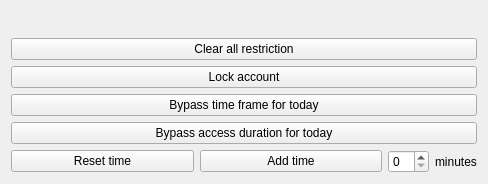
Above: src/kcm/ui/grant.ui from simgunz/timekpr before the change. Below: the same form after it.
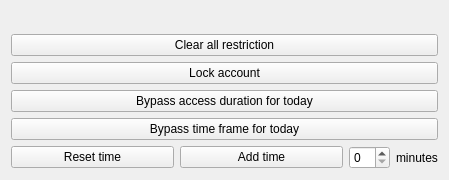
That is the form after the change.

Diff of the .ui file:
```diff
--- a/src/kcm/ui/grant.ui
+++ b/src/kcm/ui/grant.ui
@@ -6,8 +6,8 @@
    <rect>
     <x>0</x>
     <y>0</y>
-    <width>488</width>
-    <height>184</height>
+    <width>449</width>
+    <height>180</height>
    </rect>
   </property>
   <property name="windowTitle">
@@ -45,16 +45,6 @@
     </widget>
    </item>
    <item row="3" column="0">
-    <widget class="QPushButton" name="btnBoundBypass">
-     <property name="enabled">
-      <bool>true</bool>
-     </property>
-     <property name="text">
-      <string>Bypass time frame for today</string>
-     </property>
-    </widget>
-   </item>
-   <item row="4" column="0">
     <widget class="QPushButton" name="btnLimitBypass">
      <property name="enabled">
       <bool>true</bool>
@@ -64,6 +54,16 @@
      </property>
     </widget>
    </item>
+   <item row="4" column="0">
+    <widget class="QPushButton" name="btnBoundBypass">
+     <property name="enabled">
+      <bool>true</bool>
+     </property>
+     <property name="text">
+      <string>Bypass time frame for today</string>
+     </property>
+    </widget>
+   </item>
    <item row="5" column="0">
     <layout class="QHBoxLayout" name="horizontalLayout_1">
      <item>
```
